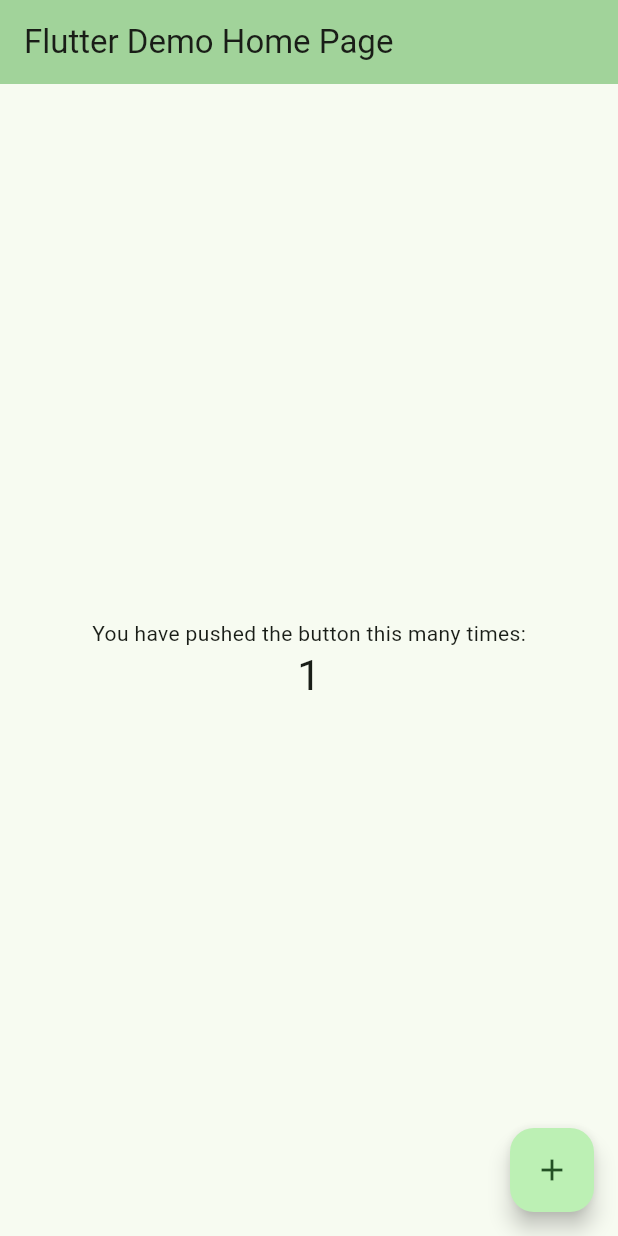
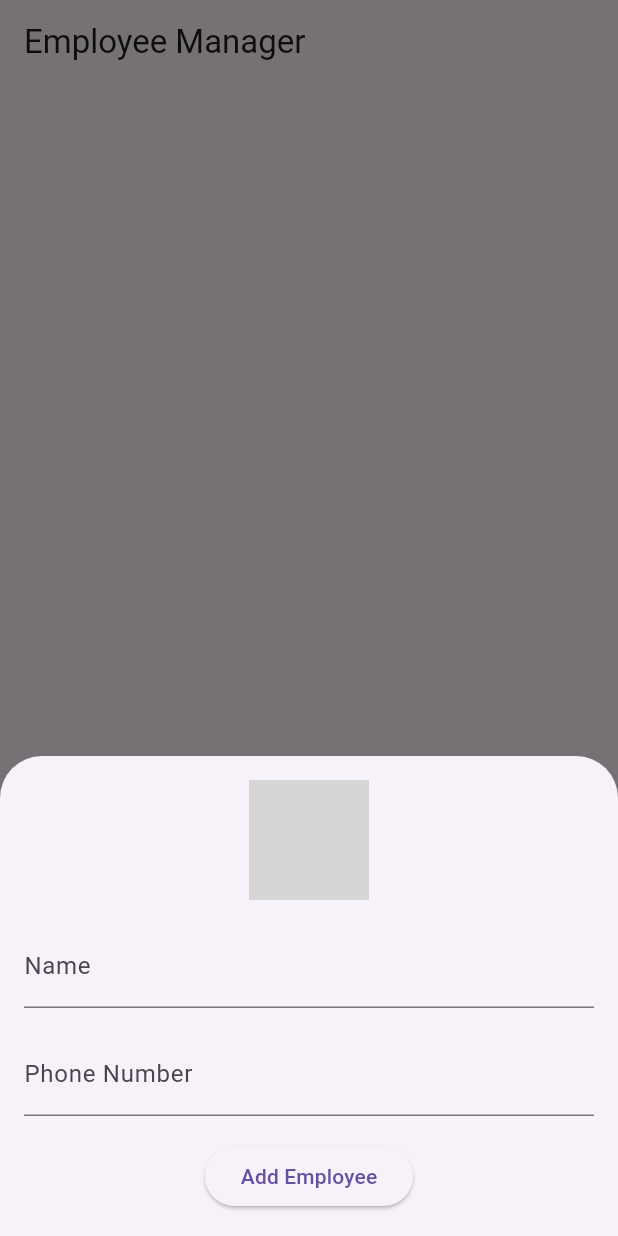
Before and after one commit to umairshahid-1/Wage-Manager-Flutter, a Flutter app: the screen it shows after launch, after a tap on the "add" icon, on a phone screen of 412 x 824 dp. Run offline on Flutter 3.47's test engine with Material 3 defaults, Android fonts, the phone set to English and light mode, and no system bars; our stand-ins replace hive, hive_flutter, image_picker; accounts and stored records are empty; grey boxes are pictures that could not be loaded.

Commit message:
Add the hive database

```diff
--- a/lib/main.dart
+++ b/lib/main.dart
@@ -1,70 +1,22 @@
 import 'package:flutter/material.dart';
+import 'utils/theme.dart';
+import 'screens/home_screen.dart';
+import 'services/hive_service.dart';
 
-void main() {
+void main() async {
+  await HiveService.init();
   runApp(const MyApp());
 }
 
 class MyApp extends StatelessWidget {
   const MyApp({super.key});
 
-  // This widget is the root of your application.
   @override
   Widget build(BuildContext context) {
     return MaterialApp(
-      title: 'Flutter Demo',
-      theme: ThemeData(
-        colorScheme: ColorScheme.fromSeed(seedColor: Colors.green),
-        useMaterial3: true,
-      ),
-      home: const MyHomePage(title: 'Flutter Demo Home Page'),
+      title: 'Employee Manager',
+      theme: appTheme,
+      home: const HomeScreen(),
     );
   }
 }
-
-class MyHomePage extends StatefulWidget {
-  const MyHomePage({super.key, required this.title});
-
-  final String title;
-
-  @override
-  State<MyHomePage> createState() => _MyHomePageState();
-}
-
-class _MyHomePageState extends State<MyHomePage> {
-  int _counter = 0;
-
-  void _incrementCounter() {
-    setState(() {
-      _counter++;
-    });
-  }
-
-  @override
-  Widget build(BuildContext context) {
-    return Scaffold(
-      appBar: AppBar(
-        backgroundColor: Theme.of(context).colorScheme.inversePrimary,
-        title: Text(widget.title),
-      ),
-      body: Center(
-        child: Column(
-          mainAxisAlignment: MainAxisAlignment.center,
-          children: <Widget>[
-            const Text(
-              'You have pushed the button this many times:',
-            ),
-            Text(
-              '$_counter',
-              style: Theme.of(context).textTheme.headlineMedium,
-            ),
-          ],
-        ),
-      ),
-      floatingActionButton: FloatingActionButton(
-        onPressed: _incrementCounter,
-        tooltip: 'Increment',
-        child: const Icon(Icons.add),
-      ),
-    );
-  }
-}
--- /dev/null
+++ b/lib/models/employee.dart
@@ -0,0 +1,19 @@
+class Employee {
+  int id;
+  String name;
+  int workingDays;
+  int totalAmount;
+  int amountReceived;
+  String? imagePath;
+  String? phoneNumber;
+
+  Employee({
+    required this.id,
+    required this.name,
+    required this.workingDays,
+    required this.totalAmount,
+    required this.amountReceived,
+    this.imagePath,
+    this.phoneNumber,
+  });
+}
--- /dev/null
+++ b/lib/models/employee_model.dart
@@ -0,0 +1,36 @@
+import 'package:hive/hive.dart';
+part 'employee_model.g.dart';
+
+@HiveType(typeId: 0)
+class Employee extends HiveObject {
+  @HiveField(0)
+  final int id;
+
+  @HiveField(1)
+  final String name;
+
+  @HiveField(2)
+  int workingDays;
+
+  @HiveField(3)
+  int totalAmount;
+
+  @HiveField(4)
+  int amountReceived;
+
+  @HiveField(5)
+  String? imagePath;
+
+  @HiveField(6)
+  String? phoneNumber;
+
+  Employee({
+    required this.id,
+    required this.name,
+    required this.workingDays,
+    required this.totalAmount,
+    this.amountReceived = 0,
+    this.imagePath,
+    this.phoneNumber,
+  });
+}
--- /dev/null
+++ b/lib/screens/add_employee_screen.dart
@@ -0,0 +1,92 @@
+import 'dart:io';
+import 'package:flutter/material.dart';
+import '/services/image_picker_service.dart';
+import '/utils/constants.dart';
+import '/widgets/reusable_text_field.dart';
+import '/models/employee_model.dart';
+
+class AddEmployeeScreen extends StatefulWidget {
+  final Function(Employee) addEmployee;
+
+  const AddEmployeeScreen({super.key, required this.addEmployee});
+
+  @override
+  // ignore: library_private_types_in_public_api
+  _AddEmployeeScreenState createState() => _AddEmployeeScreenState();
+}
+
+class _AddEmployeeScreenState extends State<AddEmployeeScreen> {
+  final _formKey = GlobalKey<FormState>();
+  final _nameController = TextEditingController();
+  final _phoneController = TextEditingController();
+  String? _imagePath;
+
+  void _pickImage() async {
+    final imagePath = await getImageFromGallery();
+    setState(() {
+      _imagePath = imagePath;
+    });
+  }
+
+  void _addEmployee() {
+    if (_formKey.currentState!.validate()) {
+      final employee = Employee(
+        id: DateTime.now().millisecondsSinceEpoch,
+        name: _nameController.text,
+        workingDays: 1, // Set default working days
+        totalAmount: fixedSalary, // Set fixed salary
+        imagePath: _imagePath,
+        phoneNumber: _phoneController.text,
+        amountReceived: 250,
+      );
+      widget.addEmployee(employee);
+      Navigator.pop(context);
+    }
+  }
+
+  @override
+  Widget build(BuildContext context) {
+    return Container(
+      padding: const EdgeInsets.all(16.0),
+      child: Form(
+        key: _formKey,
+        child: Column(
+          mainAxisSize: MainAxisSize.min,
+          children: [
+            GestureDetector(
+              onTap: _pickImage,
+              child: CircleAvatar(
+                radius: 40.0,
+                backgroundImage: _imagePath != null
+                    ? FileImage(File(_imagePath!))
+                    : const AssetImage('assets/images/placeholder.png')
+                        as ImageProvider,
+              ),
+            ),
+            const SizedBox(height: 16.0),
+            ReusableTextField(
+              controller: _nameController,
+              labelText: 'Name',
+              validator: (value) {
+                if (value == null || value.isEmpty) {
+                  return 'Please enter a name';
+                }
+                return null;
+              },
+            ),
+            const SizedBox(height: 16.0),
+            ReusableTextField(
+              controller: _phoneController,
+              labelText: 'Phone Number',
+            ),
+            const SizedBox(height: 16.0),
+            ElevatedButton(
+              onPressed: _addEmployee,
+              child: const Text('Add Employee'),
+            ),
+          ],
+        ),
+      ),
+    );
+  }
+}
--- /dev/null
+++ b/lib/screens/employee_details_screen.dart
@@ -0,0 +1,123 @@
+import 'dart:io';
+import 'package:flutter/material.dart';
+// import '/models/employee.dart' as original_employee;
+import '/utils/constants.dart';
+import '/models/employee_model.dart';
+
+class EmployeeDetailsScreen extends StatefulWidget {
+  final Employee employee;
+  final Function(Employee) updateEmployee;
+
+  const EmployeeDetailsScreen({
+    super.key,
+    required this.employee,
+    required this.updateEmployee,
+  });
+
+  @override
+  // ignore: library_private_types_in_public_api
+  _EmployeeDetailsScreenState createState() => _EmployeeDetailsScreenState();
+}
+
+class _EmployeeDetailsScreenState extends State<EmployeeDetailsScreen> {
+  late Employee _employee;
+
+  @override
+  void initState() {
+    super.initState();
+    _employee = Employee(
+      id: widget.employee.id,
+      name: widget.employee.name,
+      workingDays: widget.employee.workingDays,
+      totalAmount: widget.employee.totalAmount,
+      amountReceived: widget.employee.amountReceived,
+      imagePath: widget.employee.imagePath,
+      phoneNumber: widget.employee.phoneNumber,
+    );
+  }
+
+  void _updateWorkingDays(int change) {
+    setState(() {
+      _employee.workingDays += change;
+      _employee.totalAmount = _employee.workingDays * fixedSalary;
+    });
+  }
+
+  void _saveChanges() {
+    widget.updateEmployee(_employee);
+    Navigator.pop(context);
+  }
+
+  @override
+  Widget build(BuildContext context) {
+    return Container(
+      padding: const EdgeInsets.all(16.0),
+      child: Column(
+        mainAxisSize: MainAxisSize.min,
+        children: [
+          CircleAvatar(
+            radius: 40.0,
+            backgroundImage: _employee.imagePath != null
+                ? FileImage(File(_employee.imagePath!))
+                : const AssetImage('assets/images/placeholder.png')
+                    as ImageProvider,
+          ),
+          const SizedBox(height: 16.0),
+          Text(_employee.name, style: const TextStyle(fontSize: 18.0)),
+          const SizedBox(height: 8.0),
+          Text(_employee.phoneNumber ?? ''),
+          const SizedBox(height: 16.0),
+          Column(
+            mainAxisAlignment: MainAxisAlignment.spaceBetween,
+            children: [
+              Row(
+                children: [
+                  const Text('Working Days:'),
+                  Text(_employee.workingDays.toString()),
+                ],
+              ),
+              Row(
+                children: [
+                  const Text('Total Salary:'),
+                  Text(_employee.totalAmount.toStringAsFixed(2)),
+                ],
+              ),
+              Row(
+                children: [
+                  const Text('Amount Received:'),
+                  Text(_employee.amountReceived.toStringAsFixed(2)),
+                ],
+              ),
+              Row(
+                children: [
+                  const Text('Amount Remaining:'),
+                  Text((_employee.totalAmount - _employee.amountReceived)
+                      .toStringAsFixed(2)),
+                ],
+              ),
+            ],
+          ),
+          const SizedBox(height: 16.0),
+          Row(
+            mainAxisAlignment: MainAxisAlignment.center,
+            children: [
+              IconButton(
+                onPressed: () => _updateWorkingDays(-1),
+                icon: const Icon(Icons.remove),
+              ),
+              IconButton(
+                onPressed: () => _updateWorkingDays(1),
+                icon: const Icon(Icons.add),
+              ),
+            ],
+          ),
+          const SizedBox(height: 16.0),
+          ElevatedButton(
+            onPressed: _saveChanges,
+            child: const Text('Save Changes'),
+          ),
+        ],
+      ),
+    );
+  }
+}
--- /dev/null
+++ b/lib/screens/home_screen.dart
@@ -0,0 +1,81 @@
+import 'package:flutter/material.dart';
+import 'package:hive_flutter/hive_flutter.dart';
+import '/screens/add_employee_screen.dart';
+import '/services/hive_service.dart';
+import '/widgets/employee_list_tile.dart';
+// import '/models/employee_model.dart' as original_employee;
+import '/models/employee_model.dart';
+
+class HomeScreen extends StatefulWidget {
+  const HomeScreen({super.key});
+
+  @override
+  // ignore: library_private_types_in_public_api
+  _HomeScreenState createState() => _HomeScreenState();
+}
+
+class _HomeScreenState extends State<HomeScreen> {
+  late Box<Employee> _employeesBox;
+
+  @override
+  void initState() {
+    super.initState();
+    _employeesBox = HiveService.getEmployeesBox();
+  }
+
+  void addEmployee(Employee employee) async {
+    await _employeesBox.add(employee);
+    setState(() {});
+  }
+
+  void updateEmployee(Employee updatedEmployee) async {
+    await updatedEmployee.save();
+    setState(() {});
+  }
+
+  @override
+  Widget build(BuildContext context) {
+    return Scaffold(
+      appBar: AppBar(
+        title: const Text('Employee Manager'),
+      ),
+      body: Column(
+        children: [
+          Expanded(
+            child: ValueListenableBuilder(
+              valueListenable: _employeesBox.listenable(),
+              builder: (context, Box<Employee> box, _) {
+                final employees = box.values.toList().cast<Employee>();
+                return ListView.builder(
+                  itemCount: employees.length,
+                  itemBuilder: (context, index) {
+                    return EmployeeListTile(
+                      employee: employees[index],
+                      updateEmployee: updateEmployee,
+                    );
+                  },
+                );
+              },
+            ),
+          ),
+          IconButton(
+            icon: const Icon(
+              Icons.add,
+              size: 42,
+            ),
+            onPressed: () {
+              showModalBottomSheet(
+                context: context,
+                builder: (context) {
+                  return AddEmployeeScreen(
+                    addEmployee: (dynamic employee) => addEmployee(employee),
+                  );
+                },
+              );
+            },
+          ),
+        ],
+      ),
+    );
+  }
+}
--- /dev/null
+++ b/lib/services/hive_service.dart
@@ -0,0 +1,16 @@
+import 'package:hive_flutter/hive_flutter.dart';
+import '/models/employee_model.dart';
+
+class HiveService {
+  static const String _employeesBoxName = 'employees';
+
+  static Future<void> init() async {
+    await Hive.initFlutter();
+    Hive.registerAdapter(EmployeeAdapter());
+    await Hive.openBox<Employee>(_employeesBoxName);
+  }
+
+  static Box<Employee> getEmployeesBox() {
+    return Hive.box<Employee>(_employeesBoxName);
+  }
+}
--- /dev/null
+++ b/lib/utils/constants.dart
@@ -0,0 +1 @@
+const int fixedSalary = 250;
--- /dev/null
+++ b/lib/utils/theme.dart
@@ -0,0 +1,7 @@
+import 'package:flutter/material.dart';
+
+final appTheme = ThemeData(
+  primaryColor: Colors.green,
+  fontFamily: 'Roboto',
+  // Add more theme properties here
+);
--- /dev/null
+++ b/lib/widgets/employee_list_tile.dart
@@ -0,0 +1,42 @@
+import 'dart:io';
+import 'package:flutter/material.dart';
+import '../screens/employee_details_screen.dart';
+// import '/models/employee.dart' as original_employee;
+import '/models/employee_model.dart';
+
+class EmployeeListTile extends StatelessWidget {
+  final Employee employee;
+  final Function(Employee) updateEmployee;
+
+  const EmployeeListTile({
+    super.key,
+    required this.employee,
+    required this.updateEmployee,
+  });
+
+  @override
+  Widget build(BuildContext context) {
+    return ListTile(
+      leading: CircleAvatar(
+        backgroundImage: employee.imagePath != null
+            ? FileImage(File(employee.imagePath!))
+            : const AssetImage('assets/images/placeholder.png')
+                as ImageProvider,
+      ),
+      title: Text(employee.name),
+      subtitle: Text('Working Days: ${employee.workingDays}'),
+      trailing: Text('Total Amount: ${employee.totalAmount}'),
+      onTap: () {
+        showModalBottomSheet(
+          context: context,
+          builder: (context) {
+            return EmployeeDetailsScreen(
+              employee: employee,
+              updateEmployee: updateEmployee,
+            );
+          },
+        );
+      },
+    );
+  }
+}
--- /dev/null
+++ b/lib/widgets/reusable_text_field.dart
@@ -0,0 +1,24 @@
+import 'package:flutter/material.dart';
+
+class ReusableTextField extends StatelessWidget {
+  final TextEditingController controller;
+  final String labelText;
+  final String? Function(String?)? validator;
+
+  const ReusableTextField({super.key,
+    required this.controller,
+    required this.labelText,
+    this.validator,
+  });
+
+  @override
+  Widget build(BuildContext context) {
+    return TextFormField(
+      controller: controller,
+      decoration: InputDecoration(
+        labelText: labelText,
+      ),
+      validator: validator,
+    );
+  }
+}
```
Also changed, not shown: lib/services/image_picker_service.dart (added, +10 -0 lines), pubspec.yaml (+7 -2 lines), lib/models/employee_model.g.dart (added), pubspec.lock, 9 other files.
